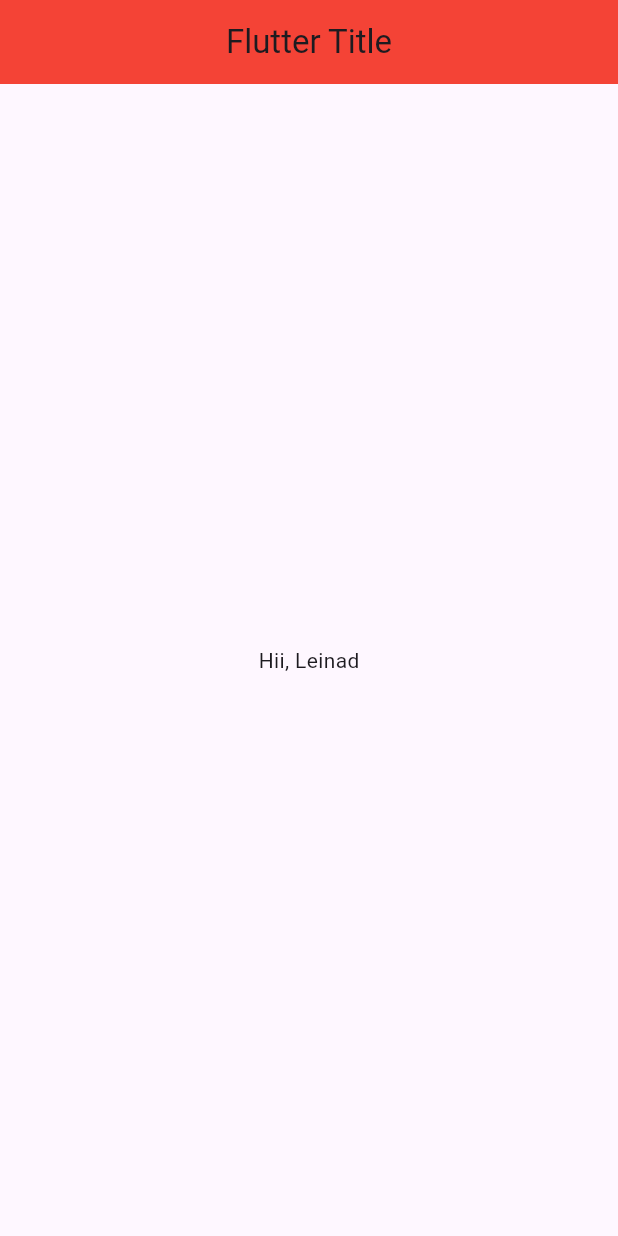
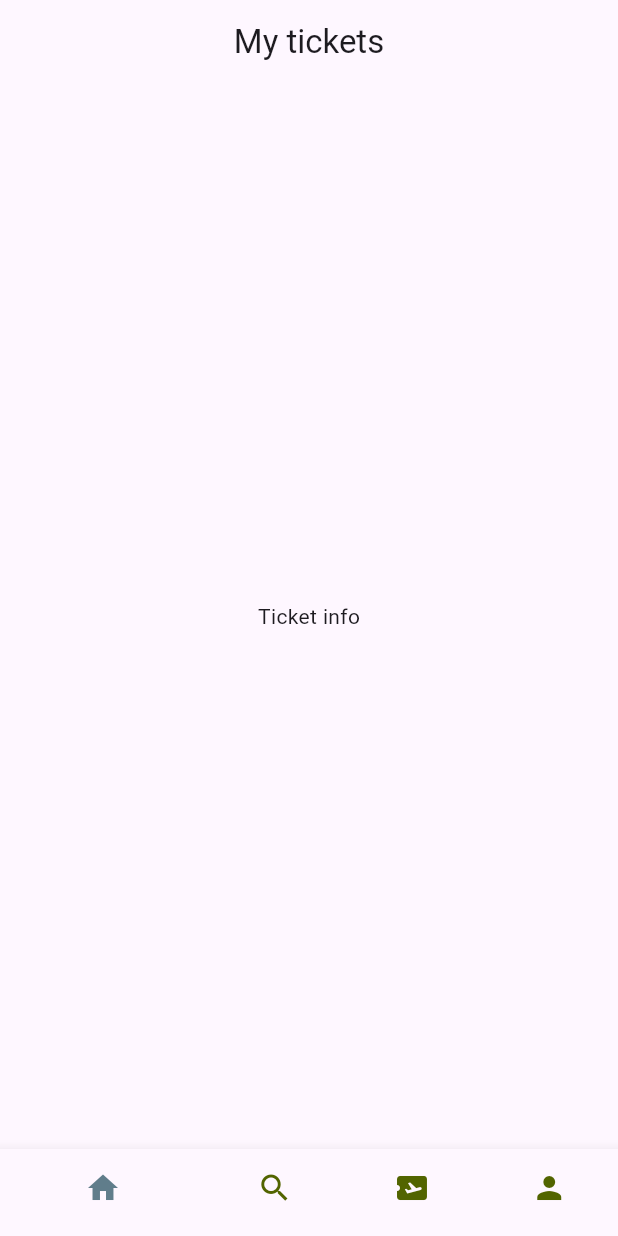
Before and after one commit to Leinadj72/first_app, a Flutter app: the screen it shows after launch, on a phone screen of 412 x 824 dp. Run offline on Flutter 3.47's test engine with Material 3 defaults, Android fonts, the phone set to English and light mode, and no system bars.

Commit message:
first commit

```diff
--- a/lib/base/bottom_nav_bar.dart
+++ b/lib/base/bottom_nav_bar.dart
@@ -0,0 +1,33 @@
+import 'package:flutter/material.dart';
+
+class BottomNavBar extends StatefulWidget {
+  const BottomNavBar({super.key});
+
+  @override
+  State<BottomNavBar> createState() => _BottomNavBarState();
+}
+
+class _BottomNavBarState extends State<BottomNavBar> {
+  @override
+  Widget build(BuildContext context) {
+    return Scaffold(
+      appBar: AppBar(
+        title: const Center(child: Text("My tickets")),
+      ),
+      body: const Center(
+        child: Text("Ticket info"),
+      ),
+      bottomNavigationBar: BottomNavigationBar(
+          selectedItemColor: Colors.blueGrey,
+          unselectedItemColor: const Color(0xFF526400),
+          showSelectedLabels: false,
+          items: const [
+            BottomNavigationBarItem(icon: Icon(Icons.home), label: "Home"),
+            BottomNavigationBarItem(icon: Icon(Icons.search), label: "Search"),
+            BottomNavigationBarItem(
+                icon: Icon(Icons.airplane_ticket), label: "Tickets"),
+            BottomNavigationBarItem(icon: Icon(Icons.person), label: "profile"),
+          ]),
+    );
+  }
+}
--- a/lib/main.dart
+++ b/lib/main.dart
@@ -1,3 +1,4 @@
+import 'package:first_app/base/bottom_nav_bar.dart';
 import 'package:flutter/material.dart';
 
 void main() {
@@ -9,19 +10,8 @@ class MyApp extends StatelessWidget {
 
   @override
   Widget build(BuildContext context) {
-    return MaterialApp(
-      title: 'Flutter Demo',
-      theme: ThemeData(
-        colorScheme: ColorScheme.fromSeed(seedColor: Colors.deepPurple),
-        useMaterial3: true,
-      ),
-      home: Scaffold(
-        appBar: AppBar(
-          backgroundColor: Colors.red,
-          title: const Center(child: Text("Flutter Title")),
-        ),
-        body: const Center(child: Text("Hii, Leinad")),
-      ),
+    return const MaterialApp(
+      home: BottomNavBar(),
     );
   }
 }
```
Also changed, not shown: pubspec.yaml (+3 -76 lines).
